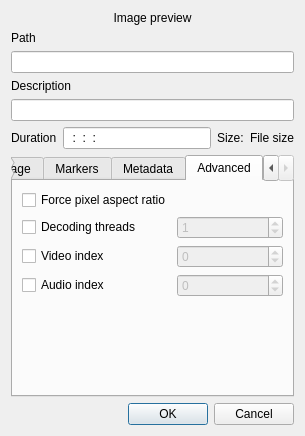
KDE/kdenlive, file src/widgets/clipproperties_ui.ui: the form before one commit.
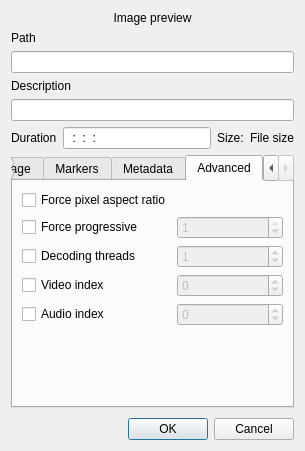
The form after the commit. The open tabs and pages were chosen to show the change. Custom widgets are drawn as their Qt base class.

Commit message: Add support for forcing a clip to be progressive or interlace.

What changed in the file:
```diff
--- a/src/widgets/clipproperties_ui.ui
+++ b/src/widgets/clipproperties_ui.ui
@@ -6,8 +6,8 @@
    <rect>
     <x>0</x>
     <y>0</y>
-    <width>286</width>
-    <height>436</height>
+    <width>304</width>
+    <height>451</height>
    </rect>
   </property>
   <property name="windowTitle">
@@ -579,7 +579,7 @@
        <string>Advanced</string>
       </attribute>
       <layout class="QGridLayout" name="gridLayout_3">
-       <item row="4" column="2">
+       <item row="6" column="2">
         <spacer name="verticalSpacer">
          <property name="orientation">
           <enum>Qt::Vertical</enum>
@@ -606,7 +606,7 @@
          </property>
         </widget>
        </item>
-       <item row="2" column="2">
+       <item row="3" column="2">
         <widget class="QSpinBox" name="clip_vindex">
          <property name="enabled">
           <bool>false</bool>
@@ -619,7 +619,7 @@
          </property>
         </widget>
        </item>
-       <item row="3" column="2">
+       <item row="4" column="2">
         <widget class="QSpinBox" name="clip_aindex">
          <property name="enabled">
           <bool>false</bool>
@@ -632,28 +632,28 @@
          </property>
         </widget>
        </item>
-       <item row="1" column="1">
+       <item row="2" column="1">
         <widget class="QCheckBox" name="clip_force_threads">
          <property name="text">
           <string>Decoding threads</string>
          </property>
         </widget>
        </item>
-       <item row="2" column="1">
+       <item row="3" column="1">
         <widget class="QCheckBox" name="clip_force_vindex">
          <property name="text">
           <string>Video index</string>
          </property>
         </widget>
        </item>
-       <item row="3" column="1">
+       <item row="4" column="1">
         <widget class="QCheckBox" name="clip_force_aindex">
          <property name="text">
           <string>Audio index</string>
          </property>
         </widget>
        </item>
-       <item row="1" column="2">
+       <item row="2" column="2">
         <widget class="QSpinBox" name="clip_threads">
          <property name="enabled">
           <bool>false</bool>
@@ -666,6 +666,26 @@
          </property>
         </widget>
        </item>
+       <item row="1" column="1">
+        <widget class="QCheckBox" name="clip_force_progressive">
+         <property name="text">
+          <string>Force progressive</string>
+         </property>
+        </widget>
+       </item>
+       <item row="1" column="2">
+        <widget class="QSpinBox" name="clip_progressive">
+         <property name="enabled">
+          <bool>false</bool>
+         </property>
+         <property name="maximum">
+          <number>1</number>
+         </property>
+         <property name="value">
+          <number>1</number>
+         </property>
+        </widget>
+       </item>
       </layout>
      </widget>
     </widget>
```
The commit also changes 3 other files.
